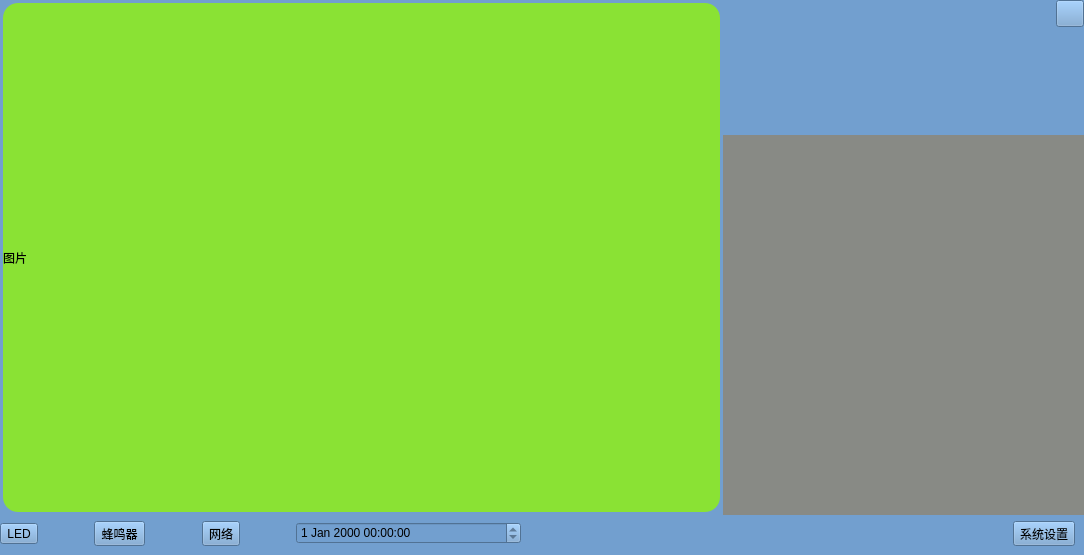
This is FireIdentifySystem/FireIdentifySystem.ui in Wangguangha/FireIdentifySystem as Qt 5 draws it before an edit. The edited form follows.
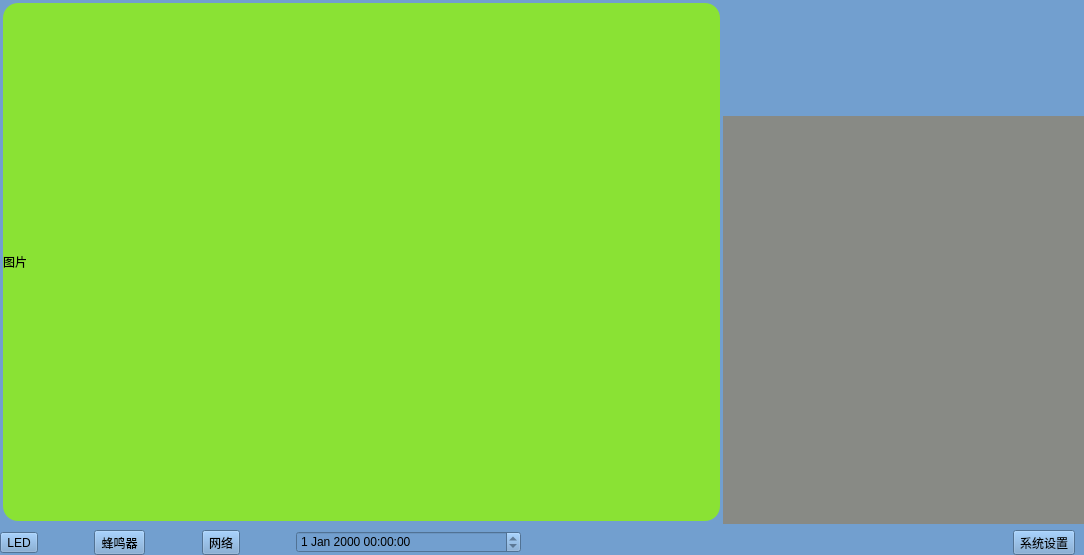
This is the edited form. Icons and pictures are not drawn. Custom widgets are drawn as their Qt base class.

Commit message: 添加log重定向

Patch:
```diff
--- a/FireIdentifySystem/FireIdentifySystem.ui
+++ b/FireIdentifySystem/FireIdentifySystem.ui
@@ -36,7 +36,7 @@
     <item>
      <layout class="QVBoxLayout" name="verticalLayout_5" stretch="9,1">
       <property name="bottomMargin">
-       <number>9</number>
+       <number>0</number>
       </property>
       <item>
        <layout class="QHBoxLayout" name="horizontalLayout" stretch="2,1">
@@ -116,48 +116,10 @@
             <number>0</number>
            </property>
            <item>
-            <layout class="QVBoxLayout" name="verticalLayout_3" stretch="1,4,14">
+            <layout class="QVBoxLayout" name="verticalLayout_3" stretch="4,14">
              <property name="spacing">
               <number>0</number>
              </property>
-             <item>
-              <layout class="QHBoxLayout" name="horizontalLayout_4">
-               <item>
-                <spacer name="horizontalSpacer_6">
-                 <property name="orientation">
-                  <enum>Qt::Horizontal</enum>
-                 </property>
-                 <property name="sizeHint" stdset="0">
-                  <size>
-                   <width>40</width>
-                   <height>20</height>
-                  </size>
-                 </property>
-                </spacer>
-               </item>
-               <item>
-                <widget class="QToolButton" name="tBtn_close">
-                 <property name="styleSheet">
-                  <string notr="true"/>
-                 </property>
-                 <property name="text">
-                  <string/>
-                 </property>
-                 <property name="icon">
-                  <iconset>
-                   <selectedon>:/image/images/Exit.png</selectedon>
-                  </iconset>
-                 </property>
-                 <property name="iconSize">
-                  <size>
-                   <width>20</width>
-                   <height>20</height>
-                  </size>
-                 </property>
-                </widget>
-               </item>
-              </layout>
-             </item>
              <item>
               <layout class="QHBoxLayout" name="horizontalLayout_2">
                <property name="spacing">
```
The commit also changes 2 other files.
